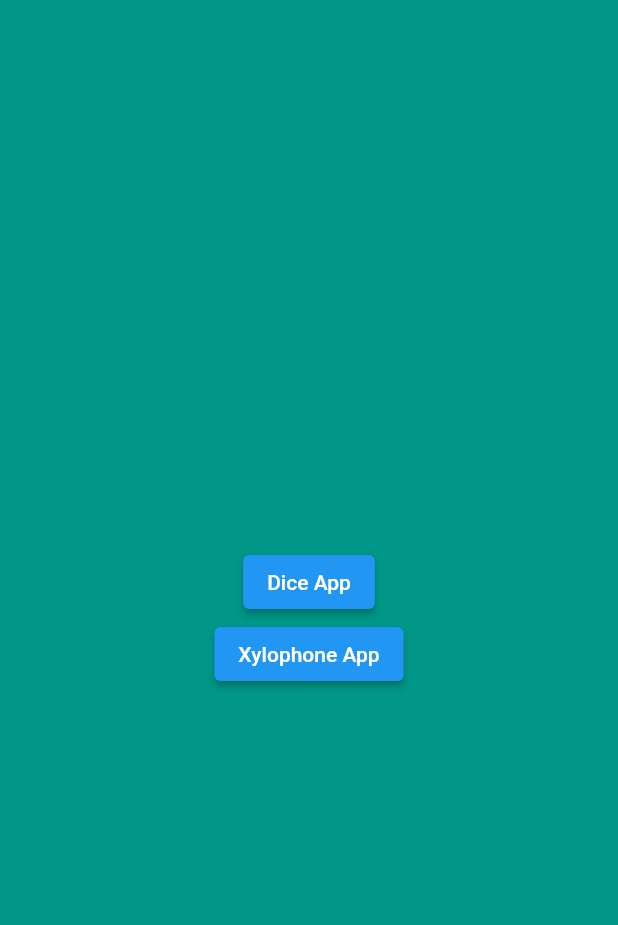
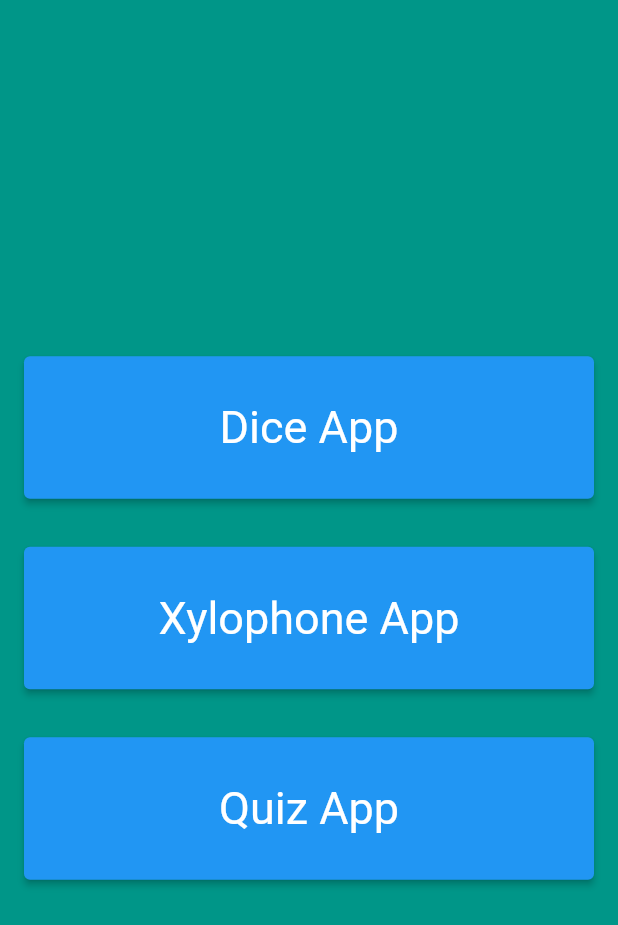
Before and after one commit to zaidzak9/flutterPortfolio, a Flutter app: the screen it shows after launch, after a tap on "Enter", on a phone screen of 412 x 824 dp. Shown: the top 925 px of the screen. Run offline on Flutter 3.47's test engine with Material 2 defaults, Android fonts, the phone set to English and light mode, and no system bars; our stand-ins replace audioplayers.

Commit message:
Xylophone app done, starting quiz app

```diff
--- a/lib/main.dart
+++ b/lib/main.dart
@@ -47,8 +47,7 @@ class MyApp extends StatelessWidget {
                 width: 200,
                 child: Divider(
                   color: Colors.white,
-                    )
-                ),
+                )),
             Card(
               color: Colors.white,
               margin: EdgeInsets.symmetric(vertical: 10, horizontal: 25),
@@ -59,11 +58,7 @@ class MyApp extends StatelessWidget {
                     Icons.phone,
                   ),
                   title: Text('+60179454119',
-                          style: TextStyle(
-                              fontSize: 15,
-                              letterSpacing: 2
-                          )
-                      ),
+                      style: TextStyle(fontSize: 15, letterSpacing: 2)),
                 ),
               ),
             ),
@@ -77,11 +72,7 @@ class MyApp extends StatelessWidget {
                     Icons.mail,
                   ),
                   title: Text('zaidzakir@hotmail.com',
-                          style: TextStyle(
-                              fontSize: 15,
-                              letterSpacing: 2
-                          )
-                      ),
+                      style: TextStyle(fontSize: 15, letterSpacing: 2)),
                 ),
               ),
             ),
@@ -110,9 +101,11 @@ class AppHome extends StatelessWidget {
         body: Center(
           child: Column(
             mainAxisAlignment: MainAxisAlignment.center,
-            crossAxisAlignment: CrossAxisAlignment.center,
+            crossAxisAlignment: CrossAxisAlignment.stretch,
             children: <Widget>[
-              ElevatedButton(
+              Padding(
+                padding: const EdgeInsets.all(16.0),
+                child: ElevatedButton(
                   child: Text('Dice App'),
                   onPressed: () {
                     Navigator.push(
@@ -120,8 +113,16 @@ class AppHome extends StatelessWidget {
                       MaterialPageRoute(builder: (context) => DiceApp()),
                     );
                   },
+                  style: ButtonStyle(
+                      backgroundColor: MaterialStateProperty.all(Colors.blue),
+                      padding: MaterialStateProperty.all(EdgeInsets.all(30)),
+                      textStyle:
+                          MaterialStateProperty.all(TextStyle(fontSize: 30))),
                 ),
-              ElevatedButton(
+              ),
+              Padding(
+                padding: const EdgeInsets.all(16.0),
+                child: ElevatedButton(
                   child: Text('Xylophone App'),
                   onPressed: () {
                     Navigator.push(
@@ -129,12 +130,34 @@ class AppHome extends StatelessWidget {
                       MaterialPageRoute(builder: (context) => XylophoneApp()),
                     );
                   },
-              )
+                  style: ButtonStyle(
+                      backgroundColor: MaterialStateProperty.all(Colors.blue),
+                      padding: MaterialStateProperty.all(EdgeInsets.all(30)),
+                      textStyle:
+                          MaterialStateProperty.all(TextStyle(fontSize: 30))),
+                ),
+              ),
+              Padding(
+                padding: const EdgeInsets.all(16.0),
+                child: ElevatedButton(
+                  child: Text('Quiz App'),
+                  onPressed: () {
+                    Navigator.push(
+                      context,
+                      MaterialPageRoute(builder: (context) => XylophoneApp()),
+                    );
+                  },
+                  style: ButtonStyle(
+                      backgroundColor: MaterialStateProperty.all(Colors.blue),
+                      padding: MaterialStateProperty.all(EdgeInsets.all(30)),
+                      textStyle:
+                      MaterialStateProperty.all(TextStyle(fontSize: 30))),
+                ),
+              ),
             ],
           ),
         ),
       ),
     );
   }
-
 }
```
Also changed, not shown: lib/xylophone/xylophoneApp.dart (+21 -40 lines). Lines whose indentation alone changed are shown as unchanged.
